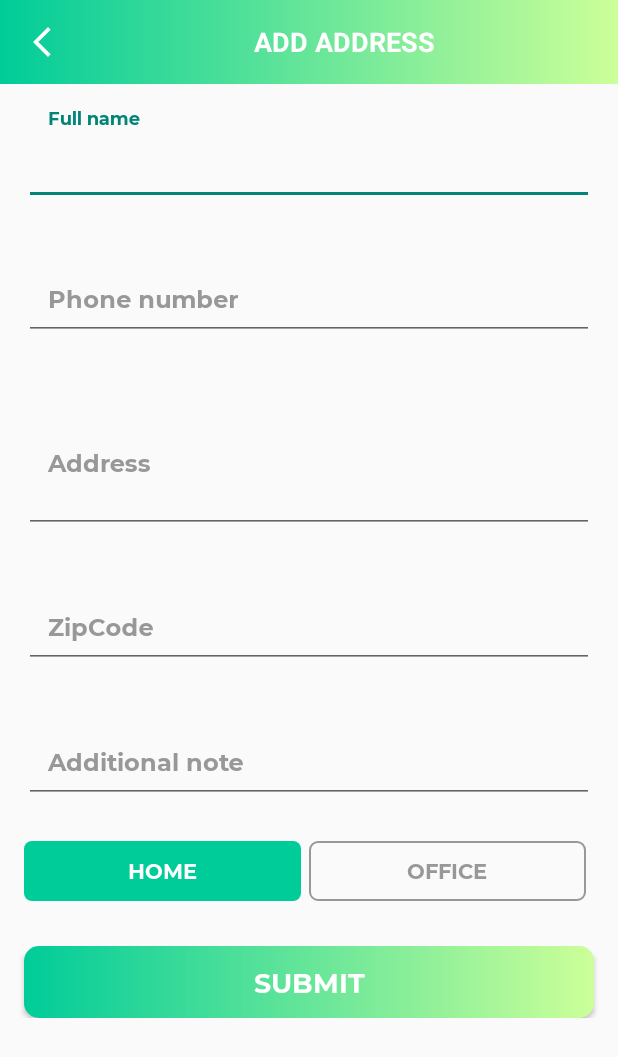
After one commit to ArshiaSali/OfferMaze, an Android app: the AddEditAddressActivity screen opened directly, with no data from a screen before it, on a phone screen of 412 x 824 dp. The commit adds this screen. Shown: the top 1057 px of the screen. Run offline under Robolectric (Android 15) with nearby library versions, the phone set to English and light mode, and no system bars.

Commit message:
Add Address Screen

```diff
--- /dev/null
+++ b/app/src/main/java/sjsu/cmpe277arshia/offermaze/ui/activities/AddEditAddressActivity.kt
@@ -0,0 +1,28 @@
+package sjsu.cmpe277arshia.offermaze.ui.activities
+
+import androidx.appcompat.app.AppCompatActivity
+import android.os.Bundle
+import kotlinx.android.synthetic.main.activity_add_edit_address.*
+import kotlinx.android.synthetic.main.activity_address_list.*
+import sjsu.cmpe277arshia.offermaze.R
+
+class AddEditAddressActivity : BaseActivity() {
+    override fun onCreate(savedInstanceState: Bundle?) {
+        super.onCreate(savedInstanceState)
+        setContentView(R.layout.activity_add_edit_address)
+        setupActionBar()
+    }
+
+    private fun setupActionBar() {
+
+        setSupportActionBar(toolbar_add_edit_address_activity)
+
+        val actionBar = supportActionBar
+        if (actionBar != null) {
+            actionBar.setDisplayHomeAsUpEnabled(true)
+            actionBar.setHomeAsUpIndicator(R.drawable.ic_vector_back_button)
+        }
+
+        toolbar_add_edit_address_activity.setNavigationOnClickListener { onBackPressed() }
+    }
+}
--- a/app/src/main/java/sjsu/cmpe277arshia/offermaze/ui/activities/RegisterActivity.kt
+++ b/app/src/main/java/sjsu/cmpe277arshia/offermaze/ui/activities/RegisterActivity.kt
@@ -108,10 +108,6 @@ class RegisterActivity : BaseActivity() {
 
         if (validateRegisterDetails()) {
 
-
-            //showProgressDialog(resources.getString(R.string.please_wait))
-
-
             val email: String = et_email.text.toString().trim { it <= ' ' }
             val password: String = et_password.text.toString().trim { it <= ' ' }
 
--- a/app/src/main/java/sjsu/cmpe277arshia/offermaze/ui/activities/SettingsActivity.kt
+++ b/app/src/main/java/sjsu/cmpe277arshia/offermaze/ui/activities/SettingsActivity.kt
@@ -23,6 +23,7 @@ class SettingsActivity : BaseActivity(), View.OnClickListener {
 
         tv_edit.setOnClickListener(this)
         btn_logout.setOnClickListener(this)
+        ll_address.setOnClickListener(this)
     }
 
     private fun setupActionBar() {
@@ -74,6 +75,10 @@ class SettingsActivity : BaseActivity(), View.OnClickListener {
                     finish()
 
                 }
+                R.id.ll_address -> {
+                    val intent = Intent(this@SettingsActivity, AddressListActivity::class.java)
+                    startActivity(intent)
+                }
             }
         }
     }
--- /dev/null
+++ b/app/src/main/res/layout/activity_add_edit_address.xml
@@ -0,0 +1,224 @@
+<?xml version="1.0" encoding="utf-8"?>
+<androidx.constraintlayout.widget.ConstraintLayout xmlns:android="http://schemas.android.com/apk/res/android"
+    xmlns:app="http://schemas.android.com/apk/res-auto"
+    xmlns:tools="http://schemas.android.com/tools"
+    android:layout_width="match_parent"
+    android:layout_height="match_parent"
+    tools:context=".ui.activities.AddEditAddressActivity">
+
+        <androidx.appcompat.widget.Toolbar
+            android:id="@+id/toolbar_add_edit_address_activity"
+            android:layout_width="match_parent"
+            android:layout_height="?attr/actionBarSize"
+            android:background="@drawable/app_gradient_color_background"
+            app:layout_constraintEnd_toEndOf="parent"
+            app:layout_constraintStart_toStartOf="parent"
+            app:layout_constraintTop_toTopOf="parent">
+
+            <TextView
+                android:id="@+id/tv_title"
+                android:layout_width="match_parent"
+                android:layout_height="match_parent"
+                android:gravity="center"
+                android:paddingStart="@dimen/toolbar_title_paddingStart"
+                android:paddingEnd="0dp"
+                android:text="@string/title_add_address"
+                android:textColor="@color/white"
+                android:textSize="@dimen/toolbar_title_text_size"
+                android:textStyle="bold" />
+
+        </androidx.appcompat.widget.Toolbar>
+
+        <ScrollView
+            android:layout_width="match_parent"
+            android:layout_height="wrap_content"
+            app:layout_constraintEnd_toEndOf="parent"
+            app:layout_constraintStart_toStartOf="parent"
+            app:layout_constraintTop_toBottomOf="@id/toolbar_add_edit_address_activity">
+
+            <androidx.constraintlayout.widget.ConstraintLayout
+                android:layout_width="match_parent"
+                android:layout_height="wrap_content">
+
+                <com.google.android.material.textfield.TextInputLayout
+                    android:id="@+id/address_full_name"
+                    android:layout_width="match_parent"
+                    android:layout_height="wrap_content"
+                    android:layout_marginStart="16dp"
+                    android:layout_marginTop="16dp"
+                    android:layout_marginEnd="16dp"
+                    android:hint="@string/hint_full_name"
+                    android:textColorHint="@color/colorSecondaryText"
+                    app:layout_constraintEnd_toEndOf="parent"
+                    app:layout_constraintStart_toStartOf="parent"
+                    app:layout_constraintTop_toTopOf="parent">
+
+                    <sjsu.cmpe277arshia.offermaze.utils.EditText
+                        android:id="@+id/edit_address_full_name"
+                        android:layout_width="match_parent"
+                        android:layout_height="wrap_content"
+                        android:inputType="text"
+                        android:padding="@dimen/et_padding"
+                        android:textColor="@color/colorPrimaryText"
+                        android:textSize="@dimen/et_textSize" />
+                </com.google.android.material.textfield.TextInputLayout>
+
+                <com.google.android.material.textfield.TextInputLayout
+                    android:id="@+id/address_phone_number"
+                    android:layout_width="match_parent"
+                    android:layout_height="wrap_content"
+                    android:layout_marginStart="16dp"
+                    android:layout_marginTop="25dp"
+                    android:layout_marginEnd="16dp"
+                    android:hint="@string/hint_phone_number"
+                    android:textColorHint="@color/colorSecondaryText"
+                    app:layout_constraintEnd_toEndOf="parent"
+                    app:layout_constraintStart_toStartOf="parent"
+                    app:layout_constraintTop_toBottomOf="@id/address_full_name">
+
+                    <sjsu.cmpe277arshia.offermaze.utils.EditText
+                        android:id="@+id/edit_address_phone_number"
+                        android:layout_width="match_parent"
+                        android:layout_height="wrap_content"
+                        android:inputType="phone"
+                        android:padding="@dimen/et_padding"
+                        android:textColor="@color/colorPrimaryText"
+                        android:textSize="@dimen/et_textSize" />
+                </com.google.android.material.textfield.TextInputLayout>
+
+                <com.google.android.material.textfield.TextInputLayout
+                    android:id="@+id/address_address"
+                    android:layout_width="match_parent"
+                    android:layout_height="wrap_content"
+                    android:layout_marginStart="16dp"
+                    android:layout_marginTop="25dp"
+                    android:layout_marginEnd="16dp"
+                    android:hint="@string/hint_address"
+                    android:textColorHint="@color/colorSecondaryText"
+                    app:layout_constraintEnd_toEndOf="parent"
+                    app:layout_constraintStart_toStartOf="parent"
+                    app:layout_constraintTop_toBottomOf="@id/address_phone_number">
+
+                    <sjsu.cmpe277arshia.offermaze.utils.EditText
+                        android:id="@+id/edit_address_address"
+                        android:layout_width="match_parent"
+                        android:layout_height="wrap_content"
+                        android:inputType="textMultiLine"
+                        android:minLines="3"
+                        android:padding="@dimen/et_padding"
+                        android:textColor="@color/colorPrimaryText"
+                        android:textSize="@dimen/et_textSize" />
+
+                </com.google.android.material.textfield.TextInputLayout>
+
+                <com.google.android.material.textfield.TextInputLayout
+                    android:id="@+id/address_zip_code"
+                    android:layout_width="match_parent"
+                    android:layout_height="wrap_content"
+                    android:layout_marginStart="16dp"
+                    android:layout_marginTop="25dp"
+                    android:layout_marginEnd="16dp"
+                    android:hint="@string/hint_zip_code"
+                    android:textColorHint="@color/colorSecondaryText"
+                    app:layout_constraintEnd_toEndOf="parent"
+                    app:layout_constraintStart_toStartOf="parent"
+                    app:layout_constraintTop_toBottomOf="@id/address_address">
+
+                    <sjsu.cmpe277arshia.offermaze.utils.EditText
+                        android:id="@+id/edit_address_zip_code"
+                        android:layout_width="match_parent"
+                        android:layout_height="wrap_content"
+                        android:inputType="text"
+                        android:padding="@dimen/et_padding"
+                        android:textColor="@color/colorPrimaryText"
+                        android:textSize="@dimen/et_textSize" />
+                </com.google.android.material.textfield.TextInputLayout>
+
+                <com.google.android.material.textfield.TextInputLayout
+                    android:id="@+id/address_additional_note"
+                    android:layout_width="match_parent"
+                    android:layout_height="wrap_content"
+                    android:layout_marginStart="16dp"
+                    android:layout_marginTop="25dp"
+                    android:layout_marginEnd="16dp"
+                    android:hint="@string/hint_additional_note"
+                    android:textColorHint="@color/colorSecondaryText"
+                    app:layout_constraintEnd_toEndOf="parent"
+                    app:layout_constraintStart_toStartOf="parent"
+                    app:layout_constraintTop_toBottomOf="@id/address_zip_code">
+
+                    <sjsu.cmpe277arshia.offermaze.utils.EditText
+                        android:id="@+id/edit_address_additional_note"
+                        android:layout_width="match_parent"
+                        android:layout_height="wrap_content"
+                        android:inputType="text"
+                        android:padding="@dimen/et_padding"
+                        android:textColor="@color/colorPrimaryText"
+                        android:textSize="@dimen/et_textSize" />
+                </com.google.android.material.textfield.TextInputLayout>
+
+                <RadioGroup
+                    android:id="@+id/rg_address_type"
+                    android:layout_width="match_parent"
+                    android:layout_height="@dimen/add_edit_address_radio_button_height"
+                    android:layout_marginStart="16dp"
+                    android:layout_marginTop="25dp"
+                    android:layout_marginEnd="16dp"
+                    android:orientation="horizontal"
+                    app:layout_constraintEnd_toEndOf="parent"
+                    app:layout_constraintStart_toStartOf="parent"
+                    app:layout_constraintTop_toBottomOf="@id/address_additional_note">
+
+                    <sjsu.cmpe277arshia.offermaze.utils.CustomRadioButton
+                        android:id="@+id/rb_home_address"
+                        android:layout_width="0dp"
+                        android:layout_height="@dimen/add_edit_address_radio_button_height"
+                        android:layout_weight="1"
+                        android:background="@drawable/drawable_gender_selector"
+                        android:button="@null"
+                        android:checked="true"
+                        android:gravity="center"
+                        android:text="@string/lbl_home"
+                        android:textColor="@drawable/drawable_gender_tab_text_color_selector"
+                        android:textStyle="bold" />
+
+                    <sjsu.cmpe277arshia.offermaze.utils.CustomRadioButton
+                        android:id="@+id/rb_office_address"
+                        android:layout_width="0dp"
+                        android:layout_height="@dimen/add_edit_address_radio_button_height"
+                        android:layout_marginStart="@dimen/add_edit_address_radio_button_marginStartEnd"
+                        android:layout_marginEnd="@dimen/add_edit_address_radio_button_marginStartEnd"
+                        android:layout_weight="1"
+                        android:background="@drawable/drawable_gender_selector"
+                        android:button="@null"
+                        android:gravity="center"
+                        android:text="@string/lbl_office"
+                        android:textColor="@drawable/drawable_gender_tab_text_color_selector"
+                        android:textStyle="bold" />
+
+                </RadioGroup>
+
+                <sjsu.cmpe277arshia.offermaze.utils.CustomButton
+                    android:id="@+id/button_submit_address"
+                    android:layout_width="match_parent"
+                    android:layout_height="wrap_content"
+                    android:layout_gravity="center"
+                    android:layout_marginStart="16dp"
+                    android:layout_marginTop="30dp"
+                    android:layout_marginEnd="16dp"
+                    android:background="@drawable/button_background"
+                    android:foreground="?attr/selectableItemBackground"
+                    android:gravity="center"
+                    android:paddingTop="@dimen/btn_padding"
+                    android:paddingBottom="@dimen/btn_padding"
+                    android:text="@string/btn_lbl_submit"
+                    android:textColor="@android:color/white"
+                    android:textSize="@dimen/btn_textSize"
+                    app:layout_constraintEnd_toEndOf="parent"
+                    app:layout_constraintStart_toStartOf="parent"
+                    app:layout_constraintTop_toBottomOf="@id/rg_address_type" />
+
+            </androidx.constraintlayout.widget.ConstraintLayout>
+        </ScrollView>
+
+</androidx.constraintlayout.widget.ConstraintLayout>
--- a/app/src/main/res/values/dimens.xml
+++ b/app/src/main/res/values/dimens.xml
@@ -115,4 +115,12 @@
     <dimen name="cart_quantity_textSize">14sp</dimen>
     <dimen name="ib_add_cart_item_marginStart">5dp</dimen>
     <dimen name="ib_add_cart_item_marginEnd">16dp</dimen>
+
+    <dimen name="btn_add_address_margin">16dp</dimen>
+    <dimen name="btn_add_address_padding">16dp</dimen>
+    <dimen name="add_address_textSize">18sp</dimen>
+    <dimen name="rv_address_list_marginTop">16dp</dimen>
+
+    <dimen name="add_edit_address_radio_button_height">40dp</dimen>
+    <dimen name="add_edit_address_radio_button_marginStartEnd">5dp</dimen>
 </resources>
--- a/app/src/main/res/values/strings.xml
+++ b/app/src/main/res/values/strings.xml
@@ -88,4 +88,19 @@
     <string name="lbl_out_of_stock">OUT OF STOCK</string>
     <string name="msg_item_removed_successfully">Item removed successfully.</string>
     <string name="msg_for_available_stock">Available stock is %1$s!. You can not add more than stock quantity.</string>
+
+    <string name="title_address_list">ADDRESS LIST</string>
+    <string name="no_address_found">No Address Found!</string>
+    <string name="lbL_add_address">Add Address</string>
+
+    <string name="title_add_address">ADD ADDRESS</string>
+    <string name="hint_full_name">Full name</string>
+    <string name="hint_phone_number">Phone number</string>
+    <string name="hint_address">Address</string>
+    <string name="hint_zip_code">ZipCode</string>
+    <string name="hint_additional_note">Additional note</string>
+    <string name="hint_other_details">Other details</string>
+    <string name="lbl_home">HOME</string>
+    <string name="lbl_office">OFFICE</string>
+    <string name="lbl_other">OTHER</string>
 </resources>
```
Also changed, not shown: app/src/main/AndroidManifest.xml (+8 -0 lines), app/src/main/java/sjsu/cmpe277arshia/offermaze/ui/activities/AddressListActivity.kt (added, +34 -0 lines), app/src/main/res/layout/activity_address_list.xml (added, +76 -0 lines).
